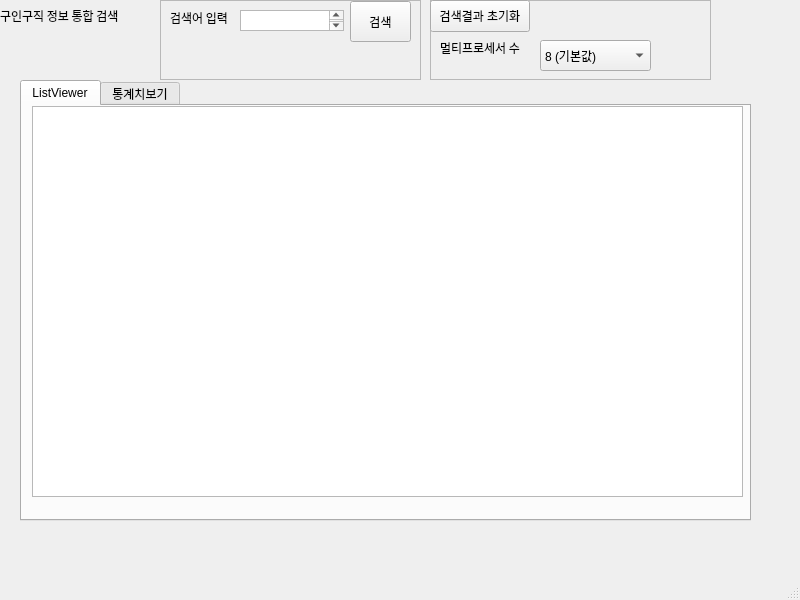
Old version of the form src/gui/gui/form.ui in the repository 4xvgal/JobScraper.
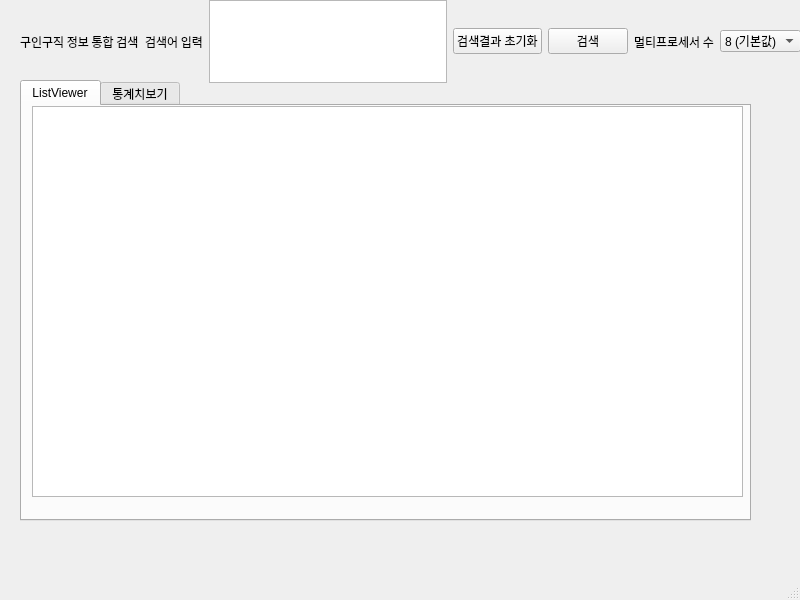
New version of the form.

Commit message: [UPDATE] 레이아웃 수정

The edit to the form file:
```diff
--- a/src/gui/gui/form.ui
+++ b/src/gui/gui/form.ui
@@ -50,13 +50,13 @@
    <widget class="QWidget" name="verticalLayoutWidget">
     <property name="geometry">
      <rect>
-      <x>0</x>
+      <x>20</x>
       <y>0</y>
-      <width>160</width>
-      <height>31</height>
+      <width>781</width>
+      <height>83</height>
      </rect>
     </property>
-    <layout class="QVBoxLayout" name="verticalLayout">
+    <layout class="QHBoxLayout" name="horizontalLayout">
      <item>
       <widget class="QLabel" name="label">
        <property name="font">
@@ -69,58 +69,8 @@
        </property>
       </widget>
      </item>
-    </layout>
-   </widget>
-   <widget class="QWidget" name="verticalLayoutWidget_2">
-    <property name="geometry">
-     <rect>
-      <x>160</x>
-      <y>0</y>
-      <width>261</width>
-      <height>80</height>
-     </rect>
-    </property>
-    <layout class="QVBoxLayout" name="verticalLayout_2">
      <item>
-      <widget class="QFrame" name="frame">
-       <property name="frameShape">
-        <enum>QFrame::StyledPanel</enum>
-       </property>
-       <property name="frameShadow">
-        <enum>QFrame::Raised</enum>
-       </property>
-       <widget class="QPushButton" name="search_button">
-        <property name="geometry">
-         <rect>
-          <x>190</x>
-          <y>1</y>
-          <width>61</width>
-          <height>41</height>
-         </rect>
-        </property>
-        <property name="text">
-         <string>검색</string>
-        </property>
-       </widget>
-       <widget class="QTextEdit" name="textEdit">
-        <property name="geometry">
-         <rect>
-          <x>80</x>
-          <y>10</y>
-          <width>104</width>
-          <height>21</height>
-         </rect>
-        </property>
-       </widget>
        <widget class="QLabel" name="label_2">
-        <property name="geometry">
-         <rect>
-          <x>10</x>
-          <y>10</y>
-          <width>71</width>
-          <height>16</height>
-         </rect>
-        </property>
         <property name="font">
          <font>
           <family>Nanum Gothic</family>
@@ -130,50 +80,26 @@
          <string>검색어 입력</string>
         </property>
        </widget>
-      </widget>
      </item>
-    </layout>
-   </widget>
-   <widget class="QWidget" name="verticalLayoutWidget_3">
-    <property name="geometry">
-     <rect>
-      <x>430</x>
-      <y>0</y>
-      <width>281</width>
-      <height>80</height>
-     </rect>
-    </property>
-    <layout class="QVBoxLayout" name="verticalLayout_3">
      <item>
-      <widget class="QFrame" name="frame_2">
-       <property name="frameShape">
-        <enum>QFrame::StyledPanel</enum>
-       </property>
-       <property name="frameShadow">
-        <enum>QFrame::Raised</enum>
-       </property>
+      <widget class="QTextEdit" name="textEdit"/>
+     </item>
+     <item>
        <widget class="QPushButton" name="pushButton">
-        <property name="geometry">
-         <rect>
-          <x>0</x>
-          <y>0</y>
-          <width>100</width>
-          <height>32</height>
-         </rect>
-        </property>
         <property name="text">
          <string>검색결과 초기화</string>
         </property>
        </widget>
+     </item>
+     <item>
+      <widget class="QPushButton" name="search_button">
+       <property name="text">
+        <string>검색</string>
+       </property>
+      </widget>
+     </item>
+     <item>
        <widget class="QLabel" name="label_3">
-        <property name="geometry">
-         <rect>
-          <x>10</x>
-          <y>40</y>
-          <width>91</width>
-          <height>16</height>
-         </rect>
-        </property>
         <property name="font">
          <font>
           <family>Nanum Gothic</family>
@@ -183,15 +109,9 @@
          <string>멀티프로세서 수</string>
         </property>
        </widget>
+     </item>
+     <item>
        <widget class="QComboBox" name="comboBox">
-        <property name="geometry">
-         <rect>
-          <x>110</x>
-          <y>40</y>
-          <width>111</width>
-          <height>31</height>
-         </rect>
-        </property>
         <item>
          <property name="text">
           <string>8 (기본값)</string>
@@ -237,7 +157,6 @@
           <string>New Item</string>
          </property>
         </item>
-       </widget>
       </widget>
      </item>
     </layout>
```
Left out of the diff: 2 changed lines with no effect on the pictures. Lines whose indentation alone changed are shown as unchanged. The commit also changes 2 other files.
